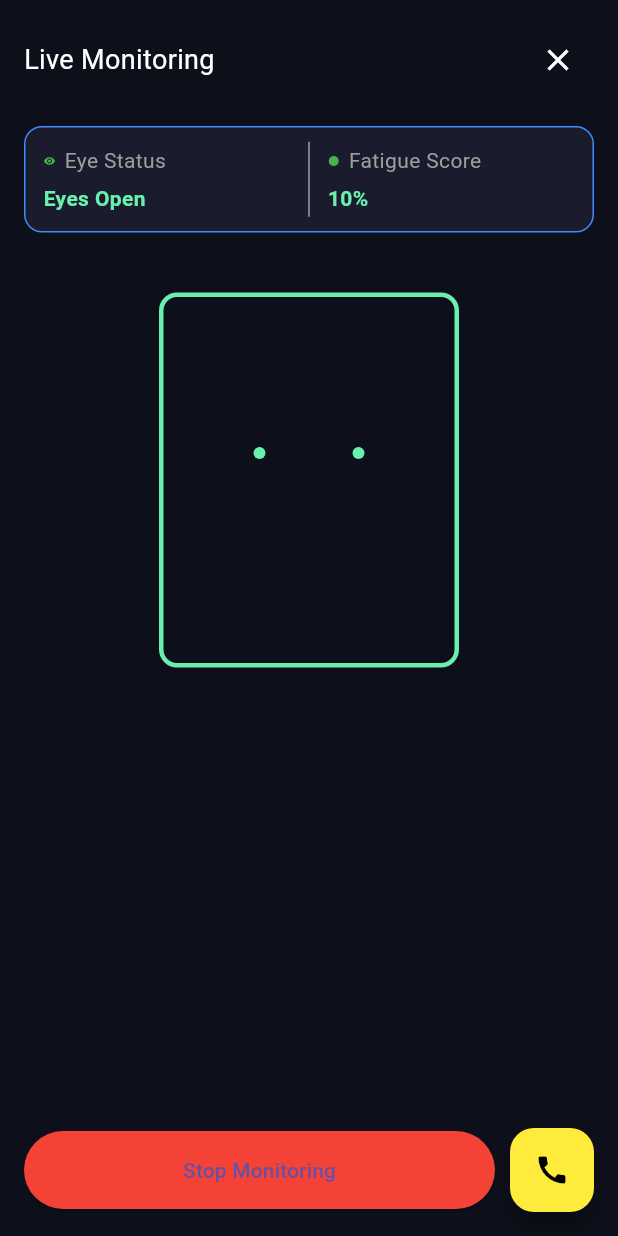
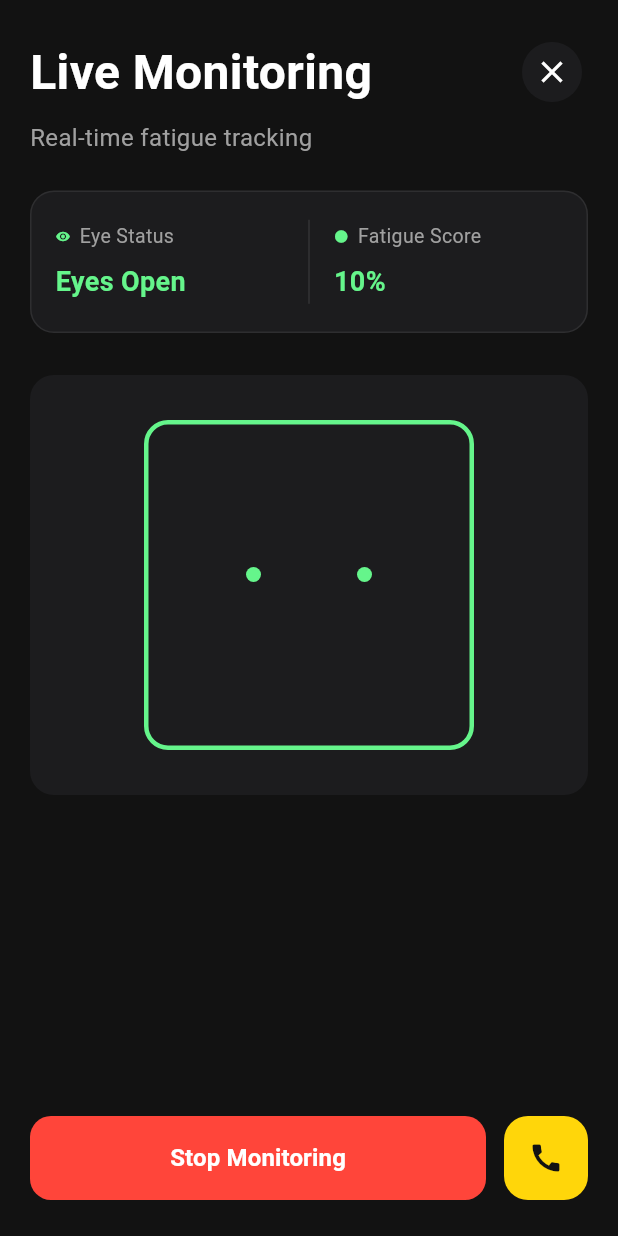
Before and after one commit to kmaperera/Safe-Drive, a Flutter app: the Dashboard screen opened directly, after a tap on "Start Monitoring", on a phone screen of 412 x 824 dp. Run offline on Flutter 3.47's test engine with Material 3 defaults, Android fonts, the phone set to English and light mode, and no system bars; our stand-ins replace fl_chart.

Commit message:
refactor(ui): unify dashboard and live monitoring styles with design system

```diff
--- a/lib/screens/dashboard.dart
+++ b/lib/screens/dashboard.dart
@@ -6,41 +6,39 @@ import '../widgets/dashboard/stats_section.dart';
 class Dashboard extends StatelessWidget {
   const Dashboard({super.key});
 
+  static const Color _bgColor = Color(0xFF121212);
+  static const Color _textSecondary = Color(0xFFA0A0A0);
+
   @override
   Widget build(BuildContext context) {
     return Scaffold(
-      backgroundColor: const Color(0xFF0D0F1A),
+      backgroundColor: _bgColor,
       body: SafeArea(
-        child: Padding(
-          padding: const EdgeInsets.all(16),
+        child: SingleChildScrollView(
+          padding: const EdgeInsets.symmetric(horizontal: 20, vertical: 24),
           child: Column(
             crossAxisAlignment: CrossAxisAlignment.start,
             children: const [
               Text(
-                "Good Evening, Driver",
-                style: TextStyle(color: Colors.grey),
-              ),
-              SizedBox(height: 5),
-              Text(
                 "Dashboard",
                 style: TextStyle(
                   color: Colors.white,
-                  fontSize: 26,
+                  fontSize: 32,
                   fontWeight: FontWeight.bold,
                 ),
               ),
-
+              SizedBox(height: 8),
+              Text(
+                "Good evening, driver",
+                style: TextStyle(color: _textSecondary, fontSize: 16),
+              ),
+              SizedBox(height: 32),
+              DriverStatusCard(),
               SizedBox(height: 20),
-
-              DriverStatusCard(),
-
-              SizedBox(height: 20),
-
               StartButton(),
-
-              SizedBox(height: 25),
-
+              SizedBox(height: 24),
               StatsSection(),
+              SizedBox(height: 24),
             ],
           ),
         ),
--- a/lib/screens/live_monitoring.dart
+++ b/lib/screens/live_monitoring.dart
@@ -3,94 +3,118 @@ import 'package:flutter/material.dart';
 class LiveMonitoringScreen extends StatelessWidget {
   const LiveMonitoringScreen({super.key});
 
+  static const Color _bgColor = Color(0xFF121212);
+  static const Color _surfaceColor = Color(0xFF1C1C1E);
+  static const Color _textSecondary = Color(0xFFA0A0A0);
+  static const Color _accentGreen = Color(0xFF65F58B);
+  static const Color _accentYellow = Color(0xFFFFD60A);
+  static const Color _accentRed = Color(0xFFFF453A);
+
   @override
   Widget build(BuildContext context) {
     return Scaffold(
-      backgroundColor: const Color(0xFF0D0F1A),
+      backgroundColor: _bgColor,
       body: SafeArea(
         child: Padding(
-          padding: const EdgeInsets.all(16),
+          padding: const EdgeInsets.symmetric(horizontal: 20, vertical: 24),
           child: Column(
+            crossAxisAlignment: CrossAxisAlignment.start,
             children: [
-
-              //  TOP BAR
               Row(
-
                 mainAxisAlignment: MainAxisAlignment.spaceBetween,
                 children: [
                   const Text(
                     "Live Monitoring",
                     style: TextStyle(
                       color: Colors.white,
-                      fontSize: 18,
+                      fontSize: 32,
+                      fontWeight: FontWeight.bold,
                     ),
                   ),
                   IconButton(
-                    icon: const Icon(Icons.close, color: Colors.white),
+                    style: IconButton.styleFrom(
+                      backgroundColor: _surfaceColor,
+                      foregroundColor: Colors.white,
+                    ),
+                    icon: const Icon(Icons.close),
                     onPressed: () {
                       Navigator.pop(context);
                     },
-                  )
+                  ),
                 ],
               ),
+              const SizedBox(height: 8),
+              const Text(
+                "Real-time fatigue tracking",
+                style: TextStyle(color: _textSecondary, fontSize: 16),
+              ),
 
-              const SizedBox(height: 20),
-
-              //  JOINED STATUS BOX (FIXED UI)
+              const SizedBox(height: 24),
               _statusSection(),
 
-              const SizedBox(height: 40),
+              const SizedBox(height: 28),
 
-              //  FACE DETECTION BOX
               Container(
-                width: 200,
-                height: 250,
+                width: double.infinity,
+                height: 280,
+                padding: const EdgeInsets.all(20),
                 decoration: BoxDecoration(
-                  border: Border.all(color: Colors.greenAccent, width: 3),
-                  borderRadius: BorderRadius.circular(12),
+                  color: _surfaceColor,
+                  borderRadius: BorderRadius.circular(16),
                 ),
-                child: Stack(
-                  children: [
-                    Positioned(
-                      left: 60,
-                      top: 100,
-                      child: _dot(),
+                child: Center(
+                  child: Container(
+                    width: 220,
+                    height: 220,
+                    decoration: BoxDecoration(
+                      border: Border.all(color: _accentGreen, width: 3),
+                      borderRadius: BorderRadius.circular(16),
                     ),
-                    Positioned(
-                      right: 60,
-                      top: 100,
-                      child: _dot(),
+                    child: Stack(
+                      children: [
+                        Positioned(left: 65, top: 95, child: _dot()),
+                        Positioned(right: 65, top: 95, child: _dot()),
+                      ],
                     ),
-                  ],
+                  ),
                 ),
               ),
 
               const Spacer(),
 
-              // BOTTOM BUTTONS
               Row(
                 children: [
                   Expanded(
                     child: ElevatedButton(
                       style: ElevatedButton.styleFrom(
-                        backgroundColor: Colors.red,
-                        padding: const EdgeInsets.symmetric(vertical: 16),
+                        backgroundColor: _accentRed,
+                        foregroundColor: Colors.white,
+                        elevation: 0,
+                        minimumSize: const Size(double.infinity, 56),
                         shape: RoundedRectangleBorder(
-                          borderRadius: BorderRadius.circular(30),
+                          borderRadius: BorderRadius.circular(14),
                         ),
                       ),
                       onPressed: () {
                         Navigator.pop(context);
                       },
-                      child: const Text("Stop Monitoring"),
+                      child: const Text(
+                        "Stop Monitoring",
+                        style: TextStyle(
+                          fontSize: 16,
+                          fontWeight: FontWeight.w600,
+                        ),
+                      ),
                     ),
                   ),
-                  const SizedBox(width: 10),
+                  const SizedBox(width: 12),
                   FloatingActionButton(
-                    backgroundColor: Colors.yellow,
+                    backgroundColor: _accentYellow,
+                    foregroundColor: _bgColor,
+                    elevation: 0,
                     onPressed: () {},
-                    child: const Icon(Icons.call, color: Colors.black),
-                  )
+                    child: const Icon(Icons.call),
+                  ),
                 ],
               ),
             ],
@@ -100,39 +124,38 @@ class LiveMonitoringScreen extends StatelessWidget {
     );
   }
 
-  //  JOINED STATUS CARD
   Widget _statusSection() {
     return Container(
+      padding: const EdgeInsets.symmetric(vertical: 4),
       decoration: BoxDecoration(
-        color: const Color(0xFF1A1C2E),
-        borderRadius: BorderRadius.circular(12),
-        border: Border.all(color: Colors.blueAccent),
+        color: _surfaceColor,
+        borderRadius: BorderRadius.circular(16),
+        border: Border.all(color: Colors.white.withOpacity(0.08)),
       ),
       child: Row(
         children: [
-
-          // LEFT SIDE
           Expanded(
             child: Padding(
-              padding: const EdgeInsets.all(12),
+              padding: const EdgeInsets.all(16),
               child: Column(
                 crossAxisAlignment: CrossAxisAlignment.start,
                 children: const [
                   Row(
                     children: [
-                      Icon(Icons.remove_red_eye, size: 8, color: Colors.green),
+                      Icon(Icons.remove_red_eye, size: 10, color: _accentGreen),
                       SizedBox(width: 6),
                       Text(
                         "Eye Status",
-                        style: TextStyle(color: Colors.grey),
+                        style: TextStyle(color: _textSecondary, fontSize: 13),
                       ),
                     ],
                   ),
-                  SizedBox(height: 5),
+                  SizedBox(height: 8),
                   Text(
                     "Eyes Open",
                     style: TextStyle(
-                      color: Colors.greenAccent,
+                      color: _accentGreen,
+                      fontSize: 18,
                       fontWeight: FontWeight.bold,
                     ),
                   ),
@@ -141,35 +164,30 @@ class LiveMonitoringScreen extends StatelessWidget {
             ),
           ),
 
-          // DIVIDER
-          Container(
-            width: 1,
-            height: 50,
-            color: Colors.grey,
-          ),
+          Container(width: 1, height: 56, color: Colors.white.withOpacity(0.1)),
 
-          // RIGHT SIDE
           Expanded(
             child: Padding(
-              padding: const EdgeInsets.all(12),
+              padding: const EdgeInsets.all(16),
               child: Column(
                 crossAxisAlignment: CrossAxisAlignment.start,
                 children: const [
                   Row(
                     children: [
-                      Icon(Icons.circle, size: 8, color: Colors.green),
+                      Icon(Icons.circle, size: 10, color: _accentGreen),
                       SizedBox(width: 6),
                       Text(
                         "Fatigue Score",
-                        style: TextStyle(color: Colors.grey),
+                        style: TextStyle(color: _textSecondary, fontSize: 13),
                       ),
                     ],
                   ),
-                  SizedBox(height: 5),
+                  SizedBox(height: 8),
                   Text(
                     "10%",
                     style: TextStyle(
-                      color: Colors.greenAccent,
+                      color: _accentGreen,
+                      fontSize: 18,
                       fontWeight: FontWeight.bold,
                     ),
                   ),
@@ -182,13 +200,12 @@ class LiveMonitoringScreen extends StatelessWidget {
     );
   }
 
-  //  DOT
   Widget _dot() {
     return Container(
-      width: 8,
-      height: 8,
+      width: 10,
+      height: 10,
       decoration: const BoxDecoration(
-        color: Colors.greenAccent,
+        color: _accentGreen,
         shape: BoxShape.circle,
       ),
     );
--- a/lib/widgets/dashboard/dashboard_card.dart
+++ b/lib/widgets/dashboard/dashboard_card.dart
@@ -2,6 +2,7 @@ import 'package:flutter/material.dart';
 
 class DashboardCard extends StatelessWidget {
   final Widget child;
+  static const Color _surfaceColor = Color(0xFF1C1C1E);
 
   const DashboardCard({super.key, required this.child});
 
@@ -10,7 +11,7 @@ class DashboardCard extends StatelessWidget {
     return Container(
       padding: const EdgeInsets.all(16),
       decoration: BoxDecoration(
-        color: const Color(0xFF1A1D2E),
+        color: _surfaceColor,
         borderRadius: BorderRadius.circular(16),
       ),
       child: child,
--- a/lib/widgets/dashboard/driver_status_card.dart
+++ b/lib/widgets/dashboard/driver_status_card.dart
@@ -4,6 +4,9 @@ import 'dashboard_card.dart';
 
 class DriverStatusCard extends StatelessWidget {
   const DriverStatusCard({super.key});
+
+  static const Color _textSecondary = Color(0xFFA0A0A0);
+  static const Color _accentGreen = Color(0xFF65F58B);
 
   @override
   Widget build(BuildContext context) {
@@ -17,13 +20,14 @@ class DriverStatusCard extends StatelessWidget {
             children: [
               Text(
                 "Driver Status",
-                style: TextStyle(color: Colors.grey),
+                style: TextStyle(color: _textSecondary, fontSize: 14),
               ),
               SizedBox(height: 5),
               Text(
                 "Safe",
                 style: TextStyle(
-                  color: Colors.green,
+                  color: _accentGreen,
+                  fontSize: 20,
                   fontWeight: FontWeight.bold,
                 ),
               ),
--- a/lib/widgets/dashboard/start_button.dart
+++ b/lib/widgets/dashboard/start_button.dart
@@ -4,13 +4,17 @@ import 'package:safe_drive/screens/live_monitoring.dart';
 class StartButton extends StatelessWidget {
   const StartButton({super.key});
 
+  static const Color _accentGreen = Color(0xFF65F58B);
+
   @override
   Widget build(BuildContext context) {
     return ElevatedButton(
       style: ElevatedButton.styleFrom(
-        backgroundColor: Colors.green,
-        minimumSize: const Size(double.infinity, 50),
-        shape: RoundedRectangleBorder(borderRadius: BorderRadius.circular(12)),
+        backgroundColor: _accentGreen,
+        foregroundColor: const Color(0xFF121212),
+        elevation: 0,
+        minimumSize: const Size(double.infinity, 56),
+        shape: RoundedRectangleBorder(borderRadius: BorderRadius.circular(14)),
       ),
       onPressed: () {
         Navigator.push(
@@ -18,7 +22,10 @@ class StartButton extends StatelessWidget {
           MaterialPageRoute(builder: (context) => const LiveMonitoringScreen()),
         );
       },
-      child: const Text("Start Monitoring", style: TextStyle(fontSize: 16)),
+      child: const Text(
+        "Start Monitoring",
+        style: TextStyle(fontSize: 16, fontWeight: FontWeight.w600),
+      ),
     );
   }
 }
--- a/lib/widgets/dashboard/stat_card.dart
+++ b/lib/widgets/dashboard/stat_card.dart
@@ -6,6 +6,9 @@ class StatCard extends StatelessWidget {
   final String value;
   final Color iconBgColor;
   final Color iconColor;
+
+  static const Color _surfaceColor = Color(0xFF1C1C1E);
+  static const Color _textSecondary = Color(0xFFA0A0A0);
 
   const StatCard({
     super.key,
@@ -22,7 +25,7 @@ class StatCard extends StatelessWidget {
       padding: const EdgeInsets.all(16),
       margin: const EdgeInsets.only(bottom: 12),
       decoration: BoxDecoration(
-        color: const Color(0xFF1A1D2E),
+        color: _surfaceColor,
         borderRadius: BorderRadius.circular(16),
       ),
       child: Row(
@@ -47,10 +50,7 @@ class StatCard extends StatelessWidget {
               children: [
                 Text(
                   title,
-                  style: const TextStyle(
-                    color: Colors.grey,
-                    fontSize: 13,
-                  ),
+                  style: const TextStyle(color: _textSecondary, fontSize: 13),
                 ),
                 const SizedBox(height: 5),
                 Text(
--- a/lib/widgets/dashboard/stats_section.dart
+++ b/lib/widgets/dashboard/stats_section.dart
@@ -4,14 +4,27 @@ import 'stat_card.dart';
 class StatsSection extends StatelessWidget {
   const StatsSection({super.key});
 
+  static const Color _textSecondary = Color(0xFFA0A0A0);
+  static const Color _accentGreen = Color(0xFF65F58B);
+
   @override
   Widget build(BuildContext context) {
     return Column(
       crossAxisAlignment: CrossAxisAlignment.start,
       children: const [
-        Text(
-          "Today's Statistics",
-          style: TextStyle(color: Colors.white, fontSize: 18),
+        Row(
+          children: [
+            Icon(Icons.insights_outlined, color: _accentGreen, size: 20),
+            SizedBox(width: 8),
+            Text(
+              "Today's Statistics",
+              style: TextStyle(
+                color: Colors.white,
+                fontSize: 18,
+                fontWeight: FontWeight.w600,
+              ),
+            ),
+          ],
         ),
         SizedBox(height: 15),
 
@@ -21,7 +34,7 @@ class StatsSection extends StatelessWidget {
           title: "Today's Driving Time",
           value: "4h 32m",
           iconBgColor: Color(0xFF1E3A2F), // dark green bg
-          iconColor: Colors.green,
+          iconColor: Color(0xFF65F58B),
         ),
 
         // CARD 2
@@ -30,7 +43,7 @@ class StatsSection extends StatelessWidget {
           title: "Fatigue Alerts Count",
           value: "3",
           iconBgColor: Color(0xFF3A2F1E), // dark yellow bg
-          iconColor: Colors.amber,
+          iconColor: Color(0xFFFFD60A),
         ),
 
         // CARD 3
@@ -39,7 +52,7 @@ class StatsSection extends StatelessWidget {
           title: "Last Trip Duration",
           value: "2h 15m",
           iconBgColor: Color(0xFF1E2A3A), // dark blue bg
-          iconColor: Colors.blue,
+          iconColor: Color(0xFF64B5F6),
         ),
       ],
     );
--- a/lib/widgets/dashboard/status_indicator.dart
+++ b/lib/widgets/dashboard/status_indicator.dart
@@ -2,6 +2,8 @@ import 'package:flutter/material.dart';
 
 class StatusIndicator extends StatelessWidget {
   const StatusIndicator({super.key});
+
+  static const Color _accentGreen = Color(0xFF65F58B);
 
   @override
   Widget build(BuildContext context) {
@@ -11,20 +13,17 @@ class StatusIndicator extends StatelessWidget {
       alignment: Alignment.center,
       decoration: BoxDecoration(
         shape: BoxShape.circle,
-        border: Border.all(
-          color: Colors.greenAccent,
-          width: 3,
-        ),
+        border: Border.all(color: _accentGreen, width: 3),
       ),
       child: Container(
         width: 24,
         height: 24,
         decoration: BoxDecoration(
           shape: BoxShape.circle,
-          color: Colors.green,
+          color: _accentGreen,
           boxShadow: [
             BoxShadow(
-              color: Colors.green.withOpacity(0.6),
+              color: _accentGreen.withOpacity(0.6),
               blurRadius: 10,
               spreadRadius: 2,
             ),
```
Also changed, not shown: pubspec.lock.
